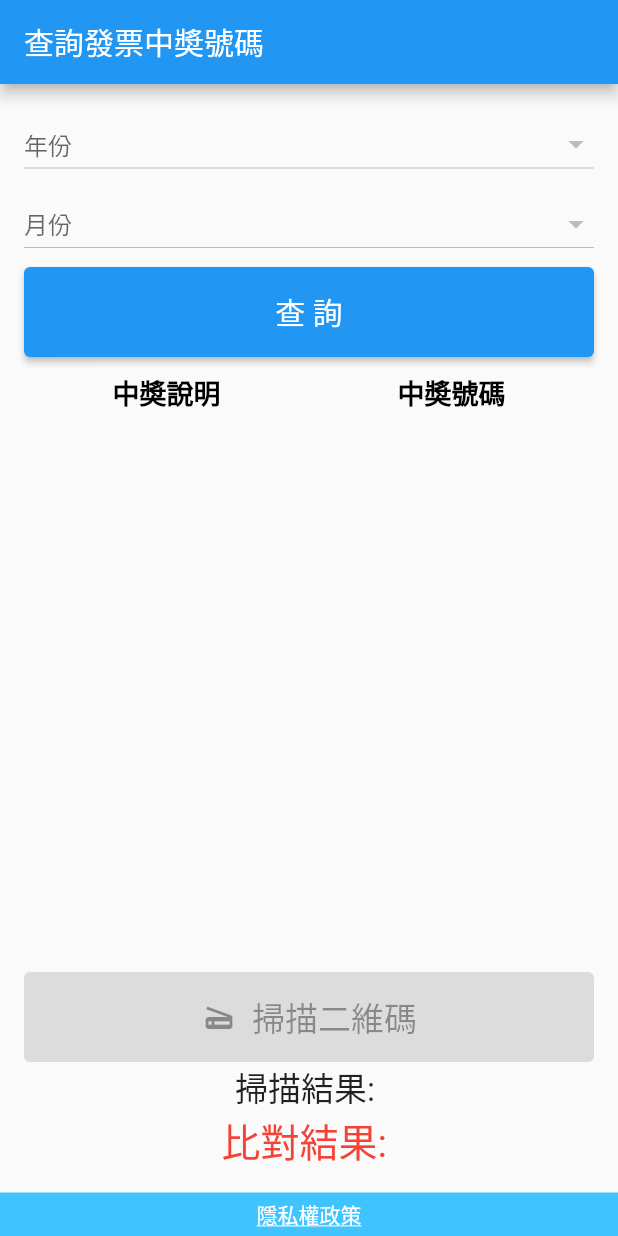
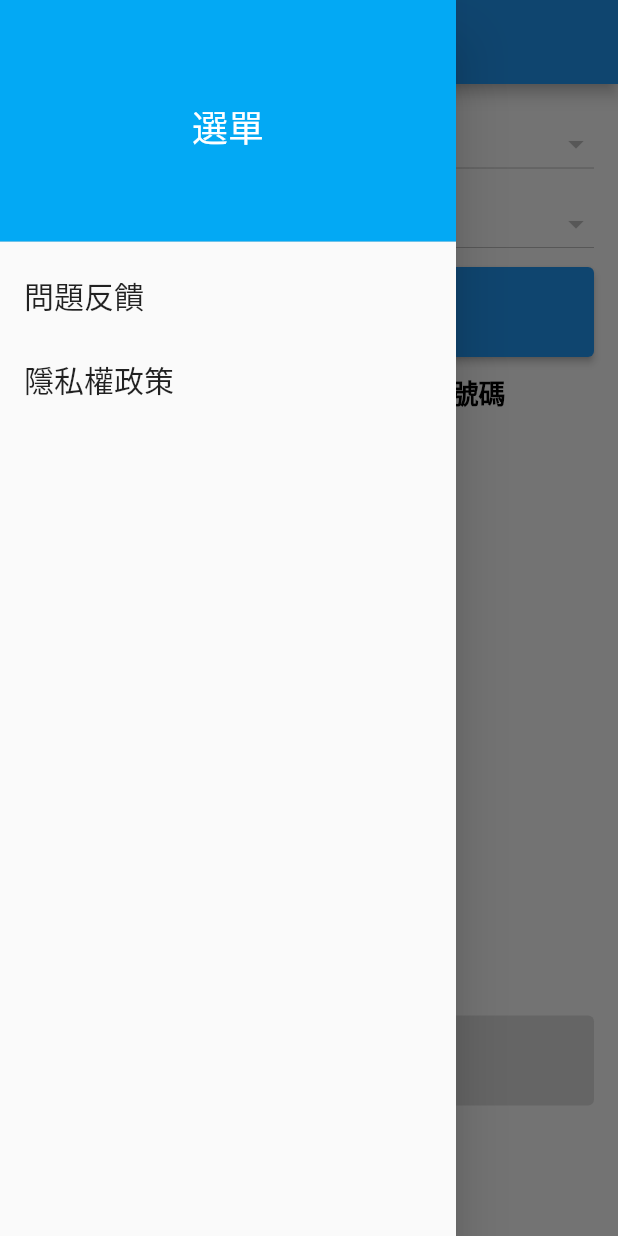
Before and after one commit to renfu-her/invoice_lottery_flutter_app, a Flutter app: the screen it shows after launch, with the side drawer open (before the commit the screen has no drawer), on a phone screen of 412 x 824 dp. Run offline on Flutter 3.47's test engine with Material 2 defaults, Android fonts, the phone set to English and light mode, and no system bars; our stand-ins replace connectivity, dio, flutter_html, lottie, shared_preferences; missing offline and left inert: qr_code_scanner; network calls fail.

Commit message:
update main.dart, feedback.dart

```diff
--- a/lib/main.dart
+++ b/lib/main.dart
@@ -4,6 +4,7 @@ import 'package:qr_code_scanner/qr_code_scanner.dart';
 import 'package:invoice_lottery/utils/privacy_policy.dart';
 import 'package:invoice_lottery/utils/splash_screen.dart';
 import 'package:connectivity/connectivity.dart';
+import 'package:invoice_lottery/utils/feedback.dart';
 
 Dio dio = Dio();
 void main() => runApp(MyApp());
@@ -72,6 +73,40 @@ class _MyHomePageState extends State<MyHomePage> {
   Widget build(BuildContext context) {
     return Scaffold(
       appBar: AppBar(title: const Text("查詢發票中奬號碼")),
+      drawer: Drawer(
+        child: ListView(
+          padding: EdgeInsets.zero,
+          children: <Widget>[
+            DrawerHeader(
+              child: Center(
+                child: Text('選單',
+                    style: TextStyle(color: Colors.white, fontSize: 24)),
+              ),
+              decoration: BoxDecoration(
+                color: Colors.lightBlue,
+              ),
+            ),
+            ListTile(
+              title: Text('問題反饋', style: TextStyle(fontSize: 20)),
+              onTap: () {
+                Navigator.push(
+                  context,
+                  MaterialPageRoute(builder: (context) => FeedbackPage()),
+                );
+              },
+            ),
+            ListTile(
+              title: Text('隱私權政策', style: TextStyle(fontSize: 20)),
+              onTap: () {
+                Navigator.push(
+                  context,
+                  MaterialPageRoute(builder: (context) => PrivacyPolicyPage()),
+                );
+              },
+            ),
+          ],
+        ),
+      ),
       body: Padding(
         padding: const EdgeInsets.all(16.0),
         child: Column(
@@ -156,30 +191,6 @@ class _MyHomePageState extends State<MyHomePage> {
               style: TextStyle(
                   color: matchResult == '中奬' ? Colors.green : Colors.red,
                   fontSize: 26),
-            ),
-          ],
-        ),
-      ),
-      bottomNavigationBar: Container(
-        color: Colors.lightBlueAccent, // 或其他你想要的背景色
-        padding: const EdgeInsets.symmetric(horizontal: 8.0, vertical: 4.0),
-        child: Row(
-          mainAxisAlignment: MainAxisAlignment.center,
-          children: <Widget>[
-            GestureDetector(
-              onTap: () {
-                Navigator.push(
-                    context,
-                    MaterialPageRoute(
-                        builder: (context) => PrivacyPolicyPage()));
-              },
-              child: const Text(
-                "隱私權政策",
-                style: TextStyle(
-                  color: Colors.white, // 將其顏色設定為藍色使其看起來像一個連結
-                  decoration: TextDecoration.underline,
-                ),
-              ),
             ),
           ],
         ),
--- a/lib/utils/splash_screen.dart
+++ b/lib/utils/splash_screen.dart
@@ -10,7 +10,7 @@ class SplashScreen extends StatefulWidget {
 }
 
 class _SplashScreenState extends State<SplashScreen>
-    with TickerProviderStateMixin {
+  with TickerProviderStateMixin {
   late AnimationController _controller;
 
   @override
--- a/pubspec.yaml
+++ b/pubspec.yaml
@@ -14,6 +14,7 @@ dependencies:
     http: ^1.1.0
     lottie: ^2.6.0
     qr_code_scanner: ^1.0.1
+    shared_preferences: ^2.2.1
     url_launcher: ^6.1.12
     xml: ^6.3.0
 dev_dependencies:
```
Also changed, not shown: lib/utils/feedback.dart (added, +173 -0 lines), pubspec.lock, 2 other files.
